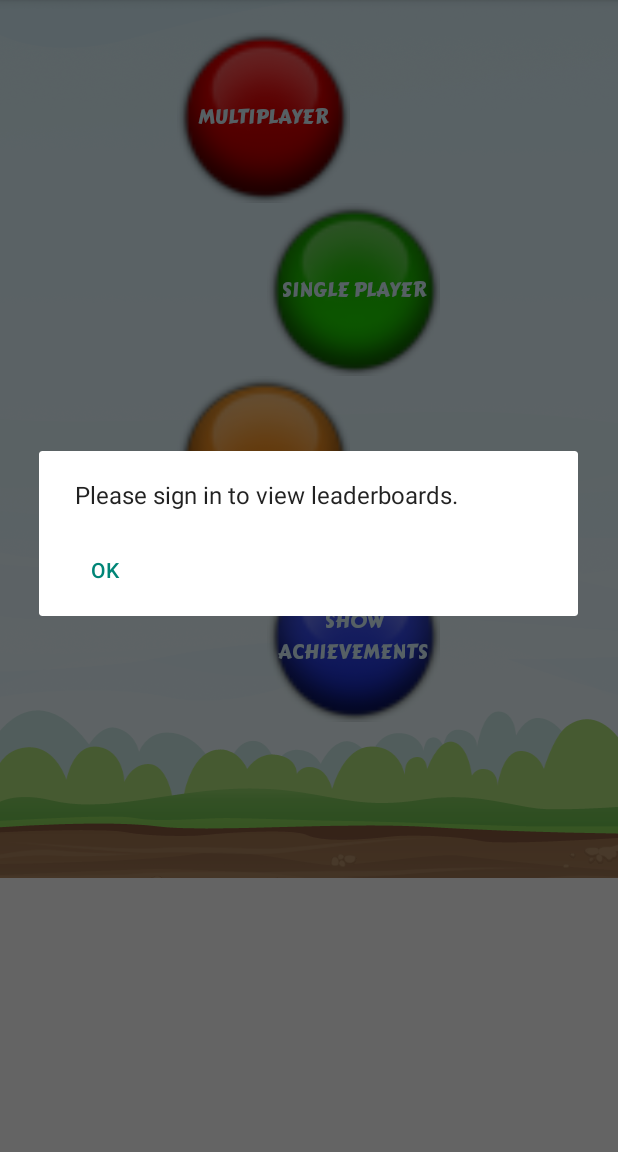
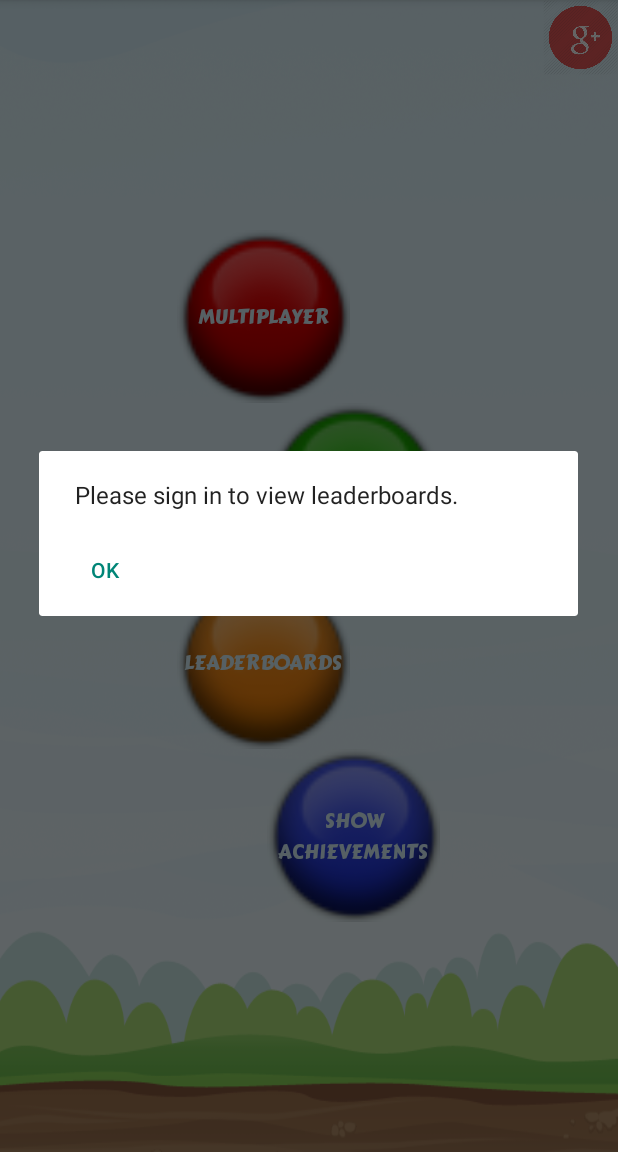
Before and after one commit to FraCas92/Mastermind, an Android app: the screen it shows after launch (MainActivity), after a tap on "LEADERBOARDS", on a phone screen of 412 x 824 dp, the part 84-1236 px from its top. Run offline under Robolectric (Android 15) with nearby library versions, the phone set to English and light mode, and no system bars; 5 statements that could not run were skipped.

Commit message:
Aggiunto bottone per il login (g+) e migliorato il layout

```diff
--- a/app/build.gradle
+++ b/app/build.gradle
@@ -4,7 +4,7 @@ android {
     compileSdkVersion 19
     buildToolsVersion '19.1.0'
     defaultConfig {
-        minSdkVersion 9
+        minSdkVersion 14
         targetSdkVersion 19
         versionCode 1
         versionName '1.0'
--- a/app/src/main/res/layout/activity_main.xml
+++ b/app/src/main/res/layout/activity_main.xml
@@ -1,27 +1,20 @@
 <?xml version="1.0" encoding="utf-8"?>
 
-<LinearLayout xmlns:android="http://schemas.android.com/apk/res/android"
-    xmlns:tools="http://schemas.android.com/tools"
+    <GridLayout xmlns:android="http://schemas.android.com/apk/res/android"
+    android:layout_height="match_parent"
+    android:orientation="horizontal"
+    android:background="@drawable/background_login"
+    android:layout_width="match_parent">
+
+
+        <LinearLayout  xmlns:android="http://schemas.android.com/apk/res/android"
             android:orientation="vertical"
-    android:layout_width="match_parent"
-    android:background="@drawable/background_login"
-    android:layout_height="wrap_content">
+            android:layout_width="214dp"
+            android:layout_height="wrap_content"
+            android:paddingLeft="50dp"
+            android:layout_gravity="center|fill"
+            android:gravity="center_vertical">
 
-              <!--<TextView-->
-                <!--android:id="@+id/name_field"-->
-                <!--android:layout_width="wrap_content"-->
-                <!--android:layout_height="wrap_content"-->
-                <!--android:layout_gravity="center_horizontal"-->
-                <!--android:layout_margin="@dimen/margin_small"-->
-                <!--android:text=""-->
-                <!--android:textAppearance="@style/HelpText.Caption" />-->
-
-    <!--<com.google.android.gms.common.SignInButton-->
-    <!--android:id="@+id/sign_in_button"-->
-    <!--android:layout_width="120dp"-->
-    <!--android:layout_height="wrap_content"-->
-        <!--android:layout_gravity="right">-->
-    <!--</com.google.android.gms.common.SignInButton>-->
 
         <Button
             android:layout_width="115dp"
@@ -29,12 +22,12 @@
             android:text="@string/multiplayer"
             android:id="@+id/MultiPlayerButton"
             android:background="@drawable/ic_rosso"
+            android:layout_marginRight="30dp"
             android:onClick="onMultiPlayerClicked"
-        android:layout_gravity="center_horizontal"
-        android:layout_marginRight="30dp"
-        android:layout_marginTop="20dp"
             android:textColor="#ffd7f1fa"
-        android:textSize="13sp" />
+            android:textSize="13sp"
+            android:layout_gravity="center_horizontal" />
+
 
             <!--<Button-->
             <!--android:layout_width="115dp"-->
@@ -93,17 +86,23 @@
                 android:textColor="#ffd7f1fa"
                 android:textSize="13sp" />
 
-            <!--<com.google.android.gms.common.SignInButton-->
-                <!--android:id="@+id/sign_in_button"-->
-                <!--android:layout_width="200dp"-->
-                <!--android:layout_height="wrap_content">-->
-            <!--</com.google.android.gms.common.SignInButton>-->
+        </LinearLayout>
 
-            <!--<FrameLayout xmlns:android="http://schemas.android.com/apk/res/android"-->
-                <!--xmlns:tools="http://schemas.android.com/tools"-->
-                <!--android:layout_width="match_parent"-->
-                <!--android:layout_height="300dp"-->
-                <!--android:id="@+id/fragment_container">-->
+    <LinearLayout
+        android:layout_width="wrap_content"
+        android:layout_height="match_parent"
+        android:layout_column="1">
 
-            <!--</FrameLayout>-->
+    <Button
+        android:id="@+id/sign_in_button"
+        android:layout_width="50dp"
+        android:layout_height="50dp"
+        android:background="@drawable/glight"
+        android:layout_gravity="right"
+        android:gravity="right" />
+
     </LinearLayout>
+
+
+
+</GridLayout>
```
Also changed, not shown: app/src/main/res/drawable-hdpi/blu.png (deleted), app/src/main/res/drawable-hdpi/gdark.png (added), app/src/main/res/drawable-hdpi/giallo.png (deleted), app/src/main/res/drawable-hdpi/glight.png (added), app/src/main/res/drawable-hdpi/rosso.png (deleted), app/src/main/res/drawable-hdpi/verde.png (deleted). Lines whose indentation alone changed are shown as unchanged.
